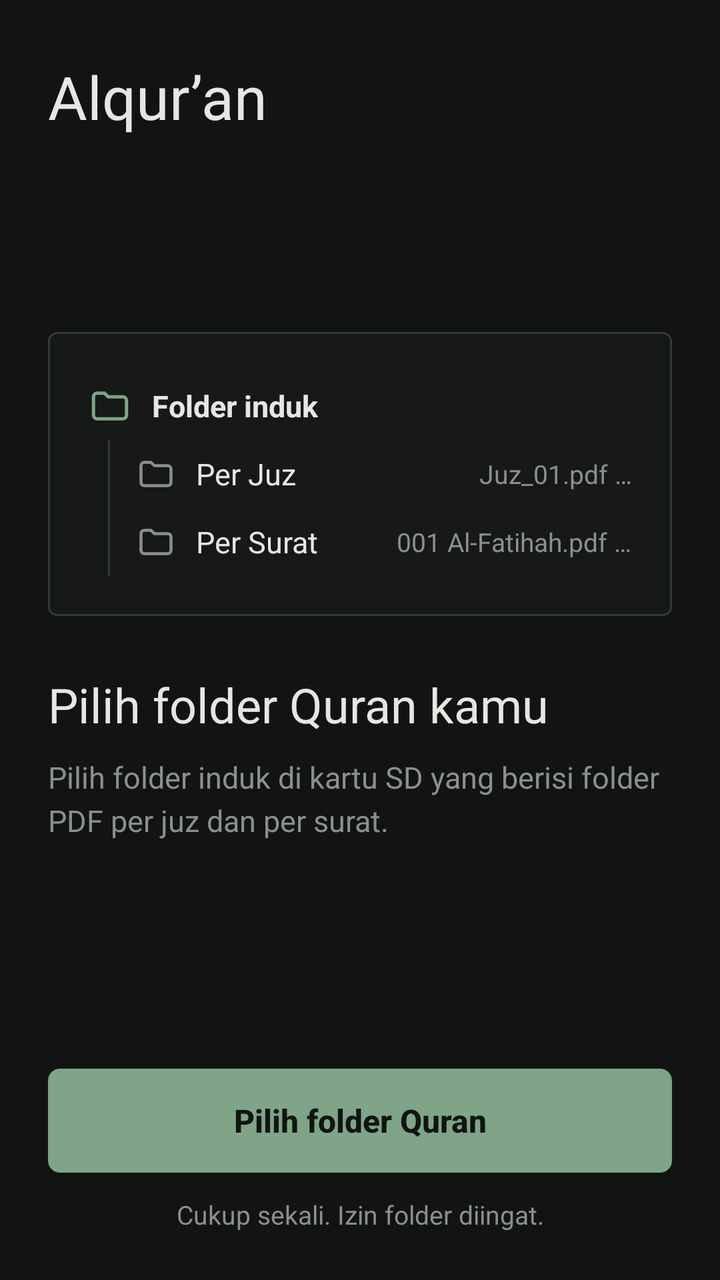
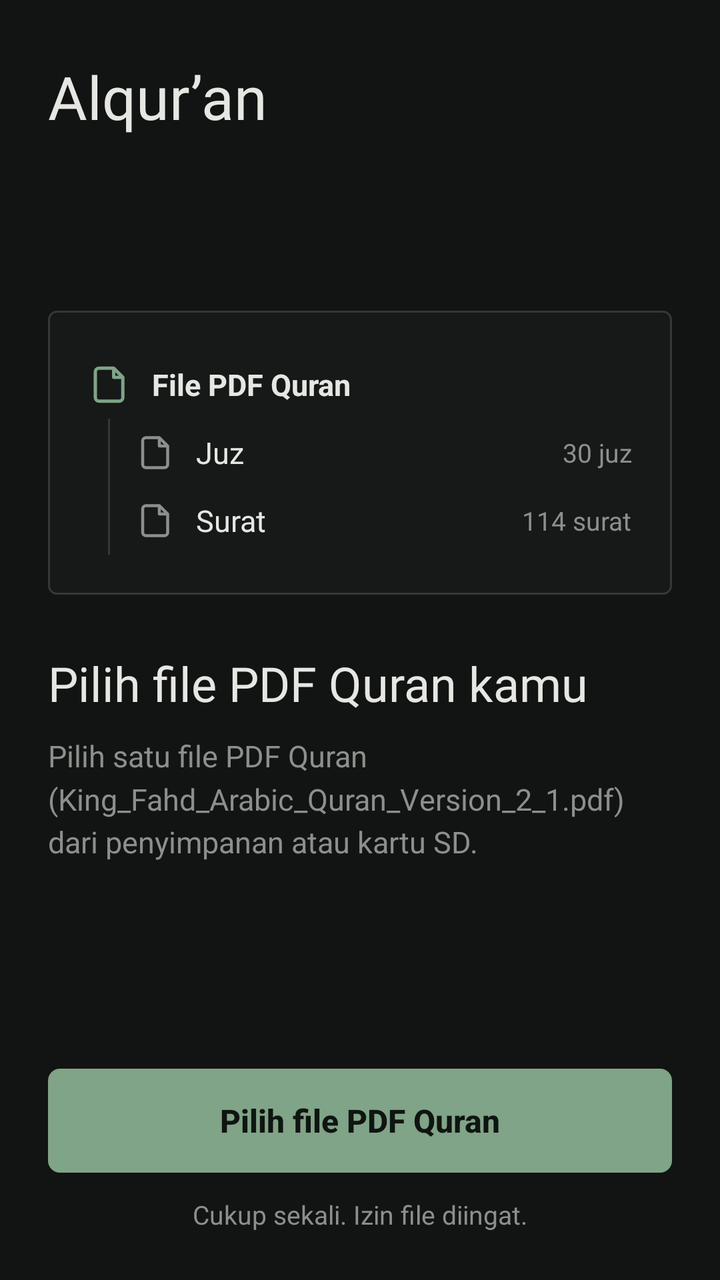

Compare the two renders of this Android layout. The source of the first and the diff that turns it into the second are given below.
<!-- AndroidManifest.xml: application theme Theme.Alquran -->
<!-- res/layout/activity_welcome.xml -->
<?xml version="1.0" encoding="utf-8"?>
<LinearLayout xmlns:android="http://schemas.android.com/apk/res/android"
    android:layout_width="match_parent"
    android:layout_height="match_parent"
    android:background="@color/bg"
    android:orientation="vertical"
    android:paddingStart="24dp"
    android:paddingTop="28dp"
    android:paddingEnd="24dp"
    android:paddingBottom="24dp">

    <TextView
        android:layout_width="wrap_content"
        android:layout_height="wrap_content"
        android:fontFamily="@font/cardo_bold"
        android:text="@string/app_name"
        android:textColor="@color/text"
        android:textSize="30sp" />

    <ScrollView
        android:layout_width="match_parent"
        android:layout_height="0dp"
        android:layout_weight="1"
        android:fillViewport="true">

        <LinearLayout
            android:layout_width="match_parent"
            android:layout_height="match_parent"
            android:gravity="center_vertical"
            android:orientation="vertical">

            <LinearLayout
                android:layout_width="match_parent"
                android:layout_height="wrap_content"
                android:background="@drawable/bg_page"
                android:importantForAccessibility="no"
                android:orientation="vertical"
                android:padding="20dp">

                <LinearLayout
                    android:layout_width="match_parent"
                    android:layout_height="34dp"
                    android:gravity="center_vertical"
                    android:orientation="horizontal">

                    <ImageView
                        android:id="@+id/ic_root"
                        android:layout_width="22dp"
                        android:layout_height="22dp"
                        android:importantForAccessibility="no"
                        android:src="@drawable/ic_folder"
                        android:tint="@color/accent" />

                    <TextView
                        android:layout_width="wrap_content"
                        android:layout_height="wrap_content"
                        android:layout_marginStart="10dp"
                        android:text="@string/folder_induk"
                        android:textColor="@color/text"
                        android:textSize="15sp"
                        android:textStyle="bold" />
                </LinearLayout>

                <LinearLayout
                    android:id="@+id/tree_children"
                    android:layout_width="match_parent"
                    android:layout_height="wrap_content"
                    android:layout_marginStart="10dp"
                    android:background="@drawable/bg_branch"
                    android:orientation="vertical"
                    android:paddingStart="14dp">

                    <LinearLayout
                        android:layout_width="match_parent"
                        android:layout_height="34dp"
                        android:gravity="center_vertical"
                        android:orientation="horizontal">

                        <ImageView
                            android:layout_width="20dp"
                            android:layout_height="20dp"
                            android:importantForAccessibility="no"
                            android:src="@drawable/ic_folder"
                            android:tint="@color/muted" />

                        <TextView
                            android:layout_width="0dp"
                            android:layout_height="wrap_content"
                            android:layout_marginStart="10dp"
                            android:layout_weight="1"
                            android:text="@string/folder_juz"
                            android:textColor="@color/text"
                            android:textSize="15sp" />

                        <TextView
                            android:layout_width="wrap_content"
                            android:layout_height="wrap_content"
                            android:text="@string/contoh_juz"
                            android:textColor="@color/muted"
                            android:textSize="13sp" />
                    </LinearLayout>

                    <LinearLayout
                        android:layout_width="match_parent"
                        android:layout_height="34dp"
                        android:gravity="center_vertical"
                        android:orientation="horizontal">

                        <ImageView
                            android:layout_width="20dp"
                            android:layout_height="20dp"
                            android:importantForAccessibility="no"
                            android:src="@drawable/ic_folder"
                            android:tint="@color/muted" />

                        <TextView
                            android:layout_width="0dp"
                            android:layout_height="wrap_content"
                            android:layout_marginStart="10dp"
                            android:layout_weight="1"
                            android:text="@string/folder_surat"
                            android:textColor="@color/text"
                            android:textSize="15sp" />

                        <TextView
                            android:layout_width="wrap_content"
                            android:layout_height="wrap_content"
                            android:text="@string/contoh_surat"
                            android:textColor="@color/muted"
                            android:textSize="13sp" />
                    </LinearLayout>
                </LinearLayout>
            </LinearLayout>

            <TextView
                android:id="@+id/welcome_title"
                android:layout_width="match_parent"
                android:layout_height="wrap_content"
                android:layout_marginTop="28dp"
                android:fontFamily="@font/cardo_bold"
                android:text="@string/welcome_title"
                android:textColor="@color/text"
                android:textSize="24sp" />

            <TextView
                android:id="@+id/welcome_desc"
                android:layout_width="match_parent"
                android:layout_height="wrap_content"
                android:layout_marginTop="10dp"
                android:lineSpacingMultiplier="1.2"
                android:text="@string/welcome_desc"
                android:textColor="@color/muted"
                android:textSize="15sp" />
        </LinearLayout>
    </ScrollView>

    <Button
        android:id="@+id/btn_pick"
        android:layout_width="match_parent"
        android:layout_height="52dp"
        android:layout_marginTop="16dp"
        android:background="@drawable/bg_button"
        android:stateListAnimator="@null"
        android:text="@string/welcome_button"
        android:textAllCaps="false"
        android:textColor="@color/on_accent"
        android:textSize="16sp"
        android:textStyle="bold" />

    <TextView
        android:id="@+id/welcome_note"
        android:layout_width="match_parent"
        android:layout_height="wrap_content"
        android:layout_marginTop="12dp"
        android:gravity="center"
        android:text="@string/welcome_note"
        android:textColor="@color/muted"
        android:textSize="13sp" />
</LinearLayout>
<!-- resources referenced by this layout -->
<resources>
  <color name="accent">#7FA487</color>
  <color name="bg">#121413</color>
  <color name="muted">#8B908C</color>
  <color name="on_accent">#0F1511</color>
  <color name="text">#E6E7E3</color>
  <!-- drawable bg_branch (drawable) -->
  <?xml version="1.0" encoding="utf-8"?>
  <layer-list xmlns:android="http://schemas.android.com/apk/res/android">
      <item
          android:top="-2dp"
          android:right="-2dp"
          android:bottom="-2dp">
          <shape android:shape="rectangle">
              <stroke
                  android:width="1dp"
                  android:color="@color/frame" />
          </shape>
      </item>
  </layer-list>
  <!-- drawable bg_button (drawable) -->
  <?xml version="1.0" encoding="utf-8"?>
  <ripple xmlns:android="http://schemas.android.com/apk/res/android"
      android:color="#33000000">
      <item>
          <shape android:shape="rectangle">
              <solid android:color="@color/accent" />
              <corners android:radius="6dp" />
          </shape>
      </item>
  </ripple>
  <!-- drawable bg_page (drawable) -->
  <?xml version="1.0" encoding="utf-8"?>
  <shape xmlns:android="http://schemas.android.com/apk/res/android"
      android:shape="rectangle">
      <solid android:color="@color/page" />
      <stroke
          android:width="1dp"
          android:color="@color/frame" />
      <corners android:radius="4dp" />
  </shape>
  <!-- drawable ic_folder (drawable) -->
  <?xml version="1.0" encoding="utf-8"?>
  <vector xmlns:android="http://schemas.android.com/apk/res/android"
      android:width="22dp"
      android:height="22dp"
      android:viewportWidth="24"
      android:viewportHeight="24">
      <path
          android:pathData="M3,7a2,2 0 0,1 2,-2h4l2,2h8a2,2 0 0,1 2,2v8a2,2 0 0,1 -2,2H5a2,2 0 0,1 -2,-2z"
          android:strokeColor="#FFFFFF"
          android:strokeWidth="1.8"
          android:strokeLineJoin="round" />
  </vector>
  <string name="app_name">Alqur’an</string>
  <string name="contoh_juz">Juz_01.pdf …</string>
  <string name="contoh_surat">001 Al-Fatihah.pdf …</string>
  <string name="folder_induk">Folder induk</string>
  <string name="folder_juz">Per Juz</string>
  <string name="folder_surat">Per Surat</string>
  <string name="welcome_button">Pilih folder Quran</string>
  <string name="welcome_desc">Pilih folder induk di kartu SD yang berisi folder PDF per juz dan per surat.</string>
  <string name="welcome_note">Cukup sekali. Izin folder diingat.</string>
  <string name="welcome_title">Pilih folder Quran kamu</string>
  <style name="Theme.Alquran" parent="Theme.AppCompat.NoActionBar">
          <item name="android:windowBackground">@color/bg</item>
          <item name="android:statusBarColor">@color/bg</item>
          <item name="android:navigationBarColor">@color/bg</item>
          <item name="android:windowLightStatusBar">false</item>
      </style>
  <color name="frame">#33383A</color>
  <color name="page">#161918</color>
</resources>

<!-- the commit's change to res/layout/activity_welcome.xml (unified diff, before → after) -->
@@ -48,14 +48,14 @@
                         android:layout_width="22dp"
                         android:layout_height="22dp"
                         android:importantForAccessibility="no"
-                        android:src="@drawable/ic_folder"
+                        android:src="@drawable/ic_file"
                         android:tint="@color/accent" />
 
                     <TextView
                         android:layout_width="wrap_content"
                         android:layout_height="wrap_content"
                         android:layout_marginStart="10dp"
-                        android:text="@string/folder_induk"
+                        android:text="@string/pdf_nama"
                         android:textColor="@color/text"
                         android:textSize="15sp"
                         android:textStyle="bold" />
@@ -80,7 +80,7 @@
                             android:layout_width="20dp"
                             android:layout_height="20dp"
                             android:importantForAccessibility="no"
-                            android:src="@drawable/ic_folder"
+                            android:src="@drawable/ic_file"
                             android:tint="@color/muted" />
 
                         <TextView
@@ -88,7 +88,7 @@
                             android:layout_height="wrap_content"
                             android:layout_marginStart="10dp"
                             android:layout_weight="1"
-                            android:text="@string/folder_juz"
+                            android:text="@string/baris_juz"
                             android:textColor="@color/text"
                             android:textSize="15sp" />
 
@@ -110,7 +110,7 @@
                             android:layout_width="20dp"
                             android:layout_height="20dp"
                             android:importantForAccessibility="no"
-                            android:src="@drawable/ic_folder"
+                            android:src="@drawable/ic_file"
                             android:tint="@color/muted" />
 
                         <TextView
@@ -118,7 +118,7 @@
                             android:layout_height="wrap_content"
                             android:layout_marginStart="10dp"
                             android:layout_weight="1"
-                            android:text="@string/folder_surat"
+                            android:text="@string/baris_surat"
                             android:textColor="@color/text"
                             android:textSize="15sp" />
 
<!-- resource entries referenced after the edit -->
@@ -40,7 +40,7 @@
           android:color="@color/frame" />
       <corners android:radius="4dp" />
   </shape>
-  <!-- drawable ic_folder (drawable) -->
+  <!-- drawable ic_file (drawable) -->
   <?xml version="1.0" encoding="utf-8"?>
   <vector xmlns:android="http://schemas.android.com/apk/res/android"
       android:width="22dp"
@@ -48,21 +48,26 @@
       android:viewportWidth="24"
       android:viewportHeight="24">
       <path
-          android:pathData="M3,7a2,2 0 0,1 2,-2h4l2,2h8a2,2 0 0,1 2,2v8a2,2 0 0,1 -2,2H5a2,2 0 0,1 -2,-2z"
+          android:pathData="M6,3h8l5,5v11a2,2 0 0,1 -2,2H6a2,2 0 0,1 -2,-2V5a2,2 0 0,1 2,-2z"
+          android:strokeColor="#FFFFFF"
+          android:strokeWidth="1.8"
+          android:strokeLineJoin="round" />
+      <path
+          android:pathData="M14,3v5h5"
           android:strokeColor="#FFFFFF"
           android:strokeWidth="1.8"
           android:strokeLineJoin="round" />
   </vector>
   <string name="app_name">Alqur’an</string>
-  <string name="contoh_juz">Juz_01.pdf …</string>
-  <string name="contoh_surat">001 Al-Fatihah.pdf …</string>
-  <string name="folder_induk">Folder induk</string>
-  <string name="folder_juz">Per Juz</string>
-  <string name="folder_surat">Per Surat</string>
-  <string name="welcome_button">Pilih folder Quran</string>
-  <string name="welcome_desc">Pilih folder induk di kartu SD yang berisi folder PDF per juz dan per surat.</string>
-  <string name="welcome_note">Cukup sekali. Izin folder diingat.</string>
-  <string name="welcome_title">Pilih folder Quran kamu</string>
+  <string name="baris_juz">Juz</string>
+  <string name="baris_surat">Surat</string>
+  <string name="contoh_juz">30 juz</string>
+  <string name="contoh_surat">114 surat</string>
+  <string name="pdf_nama">File PDF Quran</string>
+  <string name="welcome_button">Pilih file PDF Quran</string>
+  <string name="welcome_desc">Pilih satu file PDF Quran (King_Fahd_Arabic_Quran_Version_2_1.pdf) dari penyimpanan atau kartu SD.</string>
+  <string name="welcome_note">Cukup sekali. Izin file diingat.</string>
+  <string name="welcome_title">Pilih file PDF Quran kamu</string>
   <style name="Theme.Alquran" parent="Theme.AppCompat.NoActionBar">
           <item name="android:windowBackground">@color/bg</item>
           <item name="android:statusBarColor">@color/bg</item>
